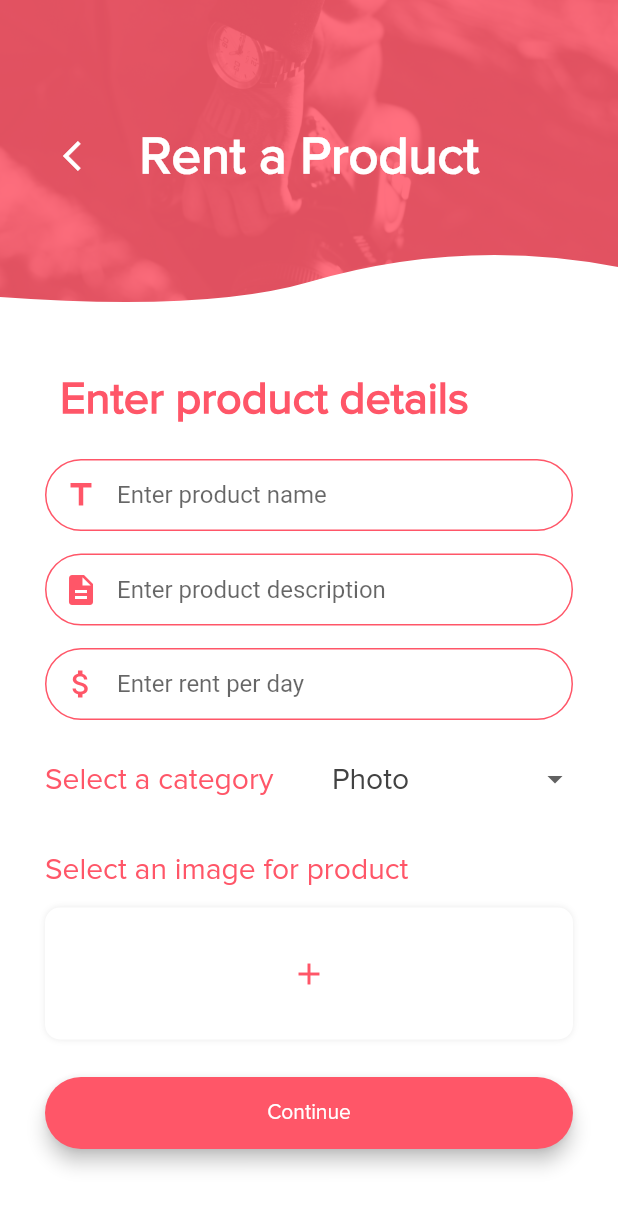
After one commit to harshh3010/ShutterHouse, a Flutter app: the HomeScreen screen opened by its route, item 3 of the bottom bar chosen, after a tap on the "add circle outline" icon, on a phone screen of 412 x 824 dp. The commit adds this screen. Shown: the top 1208 px of the screen. Run offline on Flutter 3.47's test engine with Material 2 defaults, Android fonts, the light colour scheme and no system bars; our stand-ins replace cloud_firestore, firebase_auth, firebase_storage, flutter_custom_clippers, geolocator, image_picker and 2 more; accounts and stored records are empty; network calls fail.

Commit message:
added rent_screen

```diff
--- a/lib/components/clipped_header.dart
+++ b/lib/components/clipped_header.dart
@@ -3,7 +3,8 @@ import 'package:flutter_custom_clippers/flutter_custom_clippers.dart';
 
 class ClippedHeader extends StatelessWidget {
   final Color color;
-  ClippedHeader({@required this.color});
+  final String text;
+  ClippedHeader({@required this.color,@required this.text});
 
   @override
   Widget build(BuildContext context) {
@@ -34,7 +35,7 @@ class ClippedHeader extends StatelessWidget {
               width: 15.0,
             ),
             Text(
-              'Shutter House',
+              text,
               style: TextStyle(
                   color: Colors.white,
                   fontFamily: 'Proxima Nova',
--- a/lib/components/rent_card.dart
+++ b/lib/components/rent_card.dart
@@ -66,7 +66,7 @@ class RentCard extends StatelessWidget {
                   children: <Widget>[
                     Image(
                       image: NetworkImage(productUrl),
-                      width: 100,
+                      width: 80,
                     ),
                     Padding(
                       padding: const EdgeInsets.all(10.0),
--- a/lib/main.dart
+++ b/lib/main.dart
@@ -7,6 +7,7 @@ import 'package:shutterhouse/screens/edit_profile_screen.dart';
 import 'package:shutterhouse/screens/home_screen.dart';
 import 'package:shutterhouse/screens/login_screen.dart';
 import 'package:shutterhouse/screens/registration_screen.dart';
+import 'package:shutterhouse/screens/rent_screen.dart';
 import 'package:shutterhouse/screens/splash_screen.dart';
 import 'package:shutterhouse/screens/welcome_screen.dart';
 import 'package:shutterhouse/utilities/constants.dart';
@@ -40,6 +41,7 @@ class MyApp extends StatelessWidget {
         HomeScreen.id : (context) => HomeScreen(),
         DetailsScreen.id : (context) => DetailsScreen(),
         EditProfileScreen.id : (context) => EditProfileScreen(),
+        RentScreen.id : (context) => RentScreen(),
       },
     );
   }
--- /dev/null
+++ b/lib/navigation_pages/rent_page.dart
@@ -0,0 +1,85 @@
+import 'package:flutter/material.dart';
+import 'package:shutterhouse/components/rent_card.dart';
+import 'package:shutterhouse/screens/rent_screen.dart';
+import 'package:shutterhouse/utilities/constants.dart';
+
+class RentPage extends StatefulWidget {
+  @override
+  _RentPageState createState() => _RentPageState();
+}
+
+class _RentPageState extends State<RentPage> {
+  @override
+  Widget build(BuildContext context) {
+    return Container(
+      width: double.infinity,
+      height: double.infinity,
+      child: SingleChildScrollView(
+        child: Column(
+          crossAxisAlignment: CrossAxisAlignment.stretch,
+          children: <Widget>[
+            Padding(
+              padding: const EdgeInsets.symmetric(
+                  horizontal: 30.0, vertical: 10),
+              child: Row(
+                textBaseline: TextBaseline.alphabetic,
+                crossAxisAlignment: CrossAxisAlignment.baseline,
+                mainAxisAlignment: MainAxisAlignment.spaceBetween,
+                children: <Widget>[
+                  Text(
+                    'On Rent',
+                    style: TextStyle(
+                      color: kColorRed,
+                      fontSize: 36,
+                      fontFamily: 'Proxima Nova',
+                      fontWeight: FontWeight.w900,
+                    ),
+                  ),
+                  IconButton(
+                    onPressed: (){
+                      Navigator.pushNamed(context,RentScreen.id);
+                    },
+                    icon: Icon(
+                      Icons.add_circle_outline,
+                      color: kColorRed,
+                    ),
+                  )
+                ],
+              ),
+            ),
+            RentCard(
+              startMonth: 'July',
+              startDay: 23,
+              endMonth: 'July',
+              endDay: 27,
+              productUrl: 'https://pluspng.com/img-png/nikon-png-black-nikon-black-nikon-camera-png-image-260.jpg',
+              productName: 'Name of Product',
+            ),
+            SizedBox(
+              height: 15,
+            ),
+            RentCard(
+              startMonth: 'July',
+              startDay: 23,
+              endMonth: 'July',
+              endDay: 27,
+              productUrl: 'https://pluspng.com/img-png/nikon-png-black-nikon-black-nikon-camera-png-image-260.jpg',
+              productName: 'Name of Product',
+            ),
+            SizedBox(
+              height: 15,
+            ),
+            RentCard(
+              startMonth: 'July',
+              startDay: 23,
+              endMonth: 'July',
+              endDay: 27,
+              productUrl: 'https://pluspng.com/img-png/nikon-png-black-nikon-black-nikon-camera-png-image-260.jpg',
+              productName: 'Name of Product',
+            ),
+          ],
+        ),
+      ),
+    );
+  }
+}
--- a/lib/screens/home_screen.dart
+++ b/lib/screens/home_screen.dart
@@ -8,6 +8,7 @@ import 'package:flutter/widgets.dart';
 import 'package:modal_progress_hud/modal_progress_hud.dart';
 import 'package:shutterhouse/components/menu_option.dart';
 import 'package:shutterhouse/navigation_pages/profile_page.dart';
+import 'package:shutterhouse/navigation_pages/rent_page.dart';
 import 'package:shutterhouse/navigation_pages/search_page.dart';
 import 'package:shutterhouse/screens/edit_profile_screen.dart';
 import 'package:shutterhouse/screens/welcome_screen.dart';
@@ -115,9 +116,7 @@ class _HomeScreenState extends State<HomeScreen> {
         appBarIconColor = Colors.white;
         break;
       case 2:
-        displayPage = Container(
-          color: Colors.red,
-        );
+        displayPage = RentPage();
         appBarColor = Colors.white;
         appBarIconColor = Colors.grey.shade800;
         break;
@@ -141,7 +140,7 @@ class _HomeScreenState extends State<HomeScreen> {
               Padding(
                 padding: const EdgeInsets.all(24.0),
                 child: Icon(
-                  Icons.shopping_cart,
+                  Icons.notifications,
                   color: appBarIconColor,
                 ),
               ),
@@ -190,11 +189,11 @@ class _HomeScreenState extends State<HomeScreen> {
                   icon: Padding(
                     padding: const EdgeInsets.all(8.0),
                     child: Icon(
-                      Icons.chat_bubble_outline,
+                      Icons.attach_money,
                     ),
                   ),
                   title: Text(
-                    'CHAT',
+                    'RENT',
                     style: TextStyle(
                       fontFamily: 'Proxima Nova',
                     ),
--- a/lib/screens/login_screen.dart
+++ b/lib/screens/login_screen.dart
@@ -78,6 +78,7 @@ class _LoginScreenState extends State<LoginScreen> {
               children: <Widget>[
                 ClippedHeader(
                   color: kColorRed,
+                  text: 'Shutter House',
                 ),
                 Expanded(
                   child: SingleChildScrollView(
--- a/lib/screens/registration_screen.dart
+++ b/lib/screens/registration_screen.dart
@@ -42,6 +42,7 @@ class _RegistrationScreenState extends State<RegistrationScreen> {
               children: <Widget>[
                 ClippedHeader(
                   color: kColorBlue,
+                  text: 'Shutter House',
                 ),
                 Expanded(
                   child: SingleChildScrollView(
--- /dev/null
+++ b/lib/screens/rent_screen.dart
@@ -0,0 +1,185 @@
+import 'package:flutter/material.dart';
+import 'package:shutterhouse/components/category_list.dart';
+import 'package:shutterhouse/components/clipped_header.dart';
+import 'package:shutterhouse/components/rounded_button.dart';
+import 'package:shutterhouse/components/text_input_decoration.dart';
+import 'package:shutterhouse/utilities/constants.dart';
+
+class RentScreen extends StatefulWidget {
+  @override
+  _RentScreenState createState() => _RentScreenState();
+
+  static final String id = 'rent_screen';
+}
+
+class _RentScreenState extends State<RentScreen> {
+
+  String _selectedCategory = 'category_photo';
+
+  @override
+  Widget build(BuildContext context) {
+
+    return Material(
+      child: Container(
+        width: double.infinity,
+        height: double.infinity,
+        color: Colors.white,
+        child: Column(
+          crossAxisAlignment: CrossAxisAlignment.stretch,
+          children: <Widget>[
+            ClippedHeader(
+              color: kColorRed,
+              text: 'Rent a Product',
+            ),
+            Expanded(
+              child: SingleChildScrollView(
+                child: Padding(
+                  padding: EdgeInsets.all(30.0),
+                  child: Column(
+                    crossAxisAlignment: CrossAxisAlignment.stretch,
+                    children: <Widget>[
+                      Padding(
+                        padding: const EdgeInsets.all(10),
+                        child: Text(
+                          'Enter product details',
+                          style: TextStyle(
+                            color: kColorRed,
+                            fontSize: 30,
+                            fontFamily: 'Proxima Nova',
+                            fontWeight: FontWeight.w900,
+                          ),
+                        ),
+                      ),
+                      SizedBox(
+                        height: 15,
+                      ),
+                      TextField(
+                        onChanged: (value){
+                          //TODO:CODE
+                        },
+                        decoration: textInputDecoration(color: kColorRed, hint: 'Enter product name', showError: false,icon: Icons.title),//TODO
+                      ),
+                      SizedBox(
+                        height: 15,
+                      ),
+                      TextField(
+                        onChanged: (value){
+                          //TODO:CODE
+                        },
+                        textAlignVertical: TextAlignVertical.center,
+                        decoration: textInputDecoration(color: kColorRed, hint: 'Enter product description', showError: false,icon: Icons.description),//TODO
+                      ),
+                      SizedBox(
+                        height: 15,
+                      ),
+                      TextField(
+                        onChanged: (value){
+                          //TODO:CODE
+                        },
+                        keyboardType: TextInputType.numberWithOptions(),
+                        textAlignVertical: TextAlignVertical.center,
+                        decoration: textInputDecoration(color: kColorRed, hint: 'Enter rent per day', showError: false,icon: Icons.attach_money),//TODO
+                      ),
+                      SizedBox(
+                        height: 15,
+                      ),
+                      Row(
+                        mainAxisAlignment: MainAxisAlignment.spaceBetween,
+                        children: <Widget>[
+                          Text(
+                            'Select a category',
+                            style: TextStyle(
+                              fontFamily: 'Proxima Nova',
+                              color: kColorRed,
+                              fontSize: 20,
+                            ),
+                          ),
+                          DropdownButton(
+                            value: _selectedCategory,
+                            items: displayCategories(),
+                            onChanged: (value){
+                              setState(() {
+                                _selectedCategory = value;
+                              });
+                            },
+                            focusColor: kColorRed,
+                            style: TextStyle(
+                              fontFamily: 'Proxima Nova',
+                              color: Colors.grey.shade800,
+                              fontSize: 20,
+                            ),
+                            underline: SizedBox(),
+                          ),
+                        ],
+                      ),
+                      SizedBox(
+                        height: 25,
+                      ),
+                      Text(
+                        'Select an image for product',
+                        style: TextStyle(
+                          fontFamily: 'Proxima Nova',
+                          color: kColorRed,
+                          fontSize: 20,
+                        ),
+                      ),
+                      SizedBox(
+                        height:15,
+                      ),
+                      Container(
+                        padding: EdgeInsets.all(20),
+                        decoration: BoxDecoration(
+                            color: Colors.white,
+                            borderRadius: BorderRadius.circular(10.0),
+                            boxShadow: [
+                              BoxShadow(
+                                color: Colors.black.withOpacity(0.08),
+                                blurRadius: 3.0,
+                              ),
+                            ]),
+                        child: Center(
+                          child: IconButton(
+                            onPressed: (){
+                              // TODO : Code
+                            },
+                            icon: Icon(
+                              Icons.add,
+                              color: kColorRed,
+                            ),
+                          )
+                        ),
+                      ),
+                      SizedBox(
+                        height:25,
+                      ),
+                      RoundedButton(
+                        color: kColorRed,
+                        text: 'Continue',
+                        onPressed: (){
+                          // TODO : code
+                        },
+                      )
+                    ],
+                  ),
+                ),
+              ),
+            )
+          ],
+        ),
+      ),
+    );
+  }
+}
+
+List<DropdownMenuItem<String>> displayCategories(){
+  List<DropdownMenuItem<String>> myList = [];
+  for(var category in CategoryList.getCategories()){
+    myList.add(
+        DropdownMenuItem<String>(
+          value: category.id,
+          child: Text(category.name),
+        )
+    );
+  }
+  return myList;
+}
```
